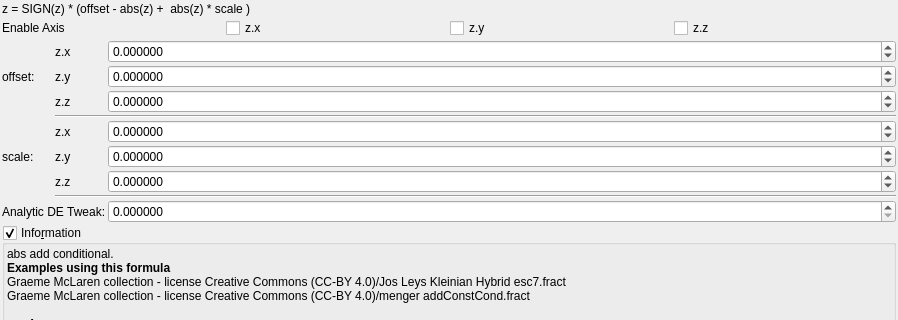
buddhi1980/mandelbulber2, file mandelbulber2/formula/ui/transf_abs_add_conditional.ui: the form before one commit; both pictures show x 0 to 898 and y 0 to 320 of the 898 by 1055 pixel window.
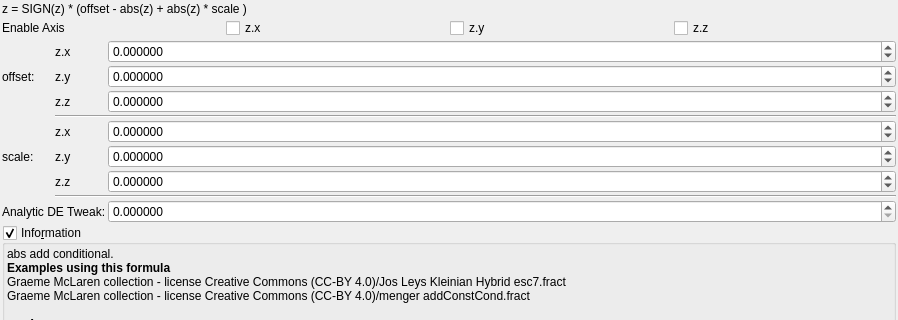
The form after the commit. Custom widgets are drawn as their Qt base class.

Diff of the .ui file:
```diff
--- a/mandelbulber2/formula/ui/transf_abs_add_conditional.ui
+++ b/mandelbulber2/formula/ui/transf_abs_add_conditional.ui
@@ -32,7 +32,7 @@
    <item>
     <widget class="QLabel" name="label_133">
      <property name="text">
-      <string>z = SIGN(z) * (offset - abs(z) +  abs(z) * scale )</string>
+      <string>z = SIGN(z) * (offset - abs(z) + abs(z) * scale )</string>
      </property>
     </widget>
    </item>
```
Left out of the diff: 2 changed lines with no effect on the pictures.
